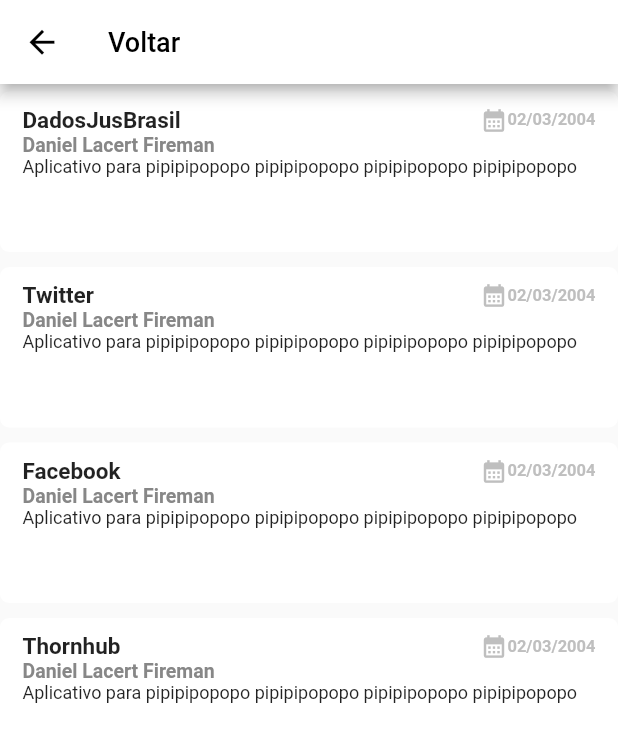
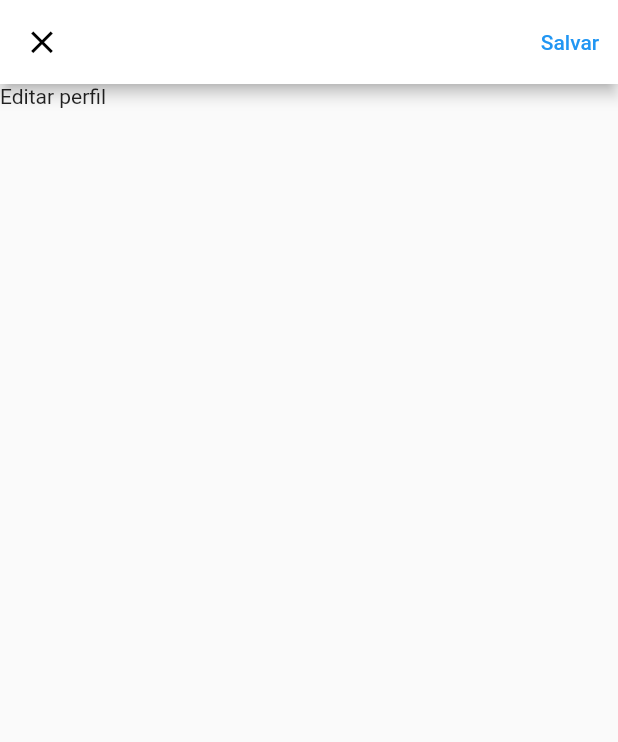
Before and after one commit to mrleonardobrito/inova, a Flutter app: the EditUser screen opened directly, on a phone screen of 412 x 824 dp. Shown: the top 742 px of the screen. Run offline on Flutter 3.47's test engine with Material 2 defaults, Android fonts, the phone set to English and light mode, and no system bars.

Commit message:
modificações pequenas realizadas

```diff
--- a/lib/src/pages/user/edit_user_page.dart
+++ b/lib/src/pages/user/edit_user_page.dart
@@ -11,38 +11,13 @@ class EditUser extends StatefulWidget {
 class _EditUserState extends State<EditUser> {
   @override
   Widget build(BuildContext context) {
-    const projectData = [
-      {
-        "nome": "DadosJusBrasil",
-        "orientador": "Daniel Lacert Fireman",
-        "descricao":
-            'Aplicativo para pipipipopopo pipipipopopo pipipipopopo pipipipopopo',
-        "dataInicio": "02/03/2004",
-      },
-      {
-        "nome": "Twitter",
-        "orientador": "Daniel Lacert Fireman",
-        "descricao":
-            'Aplicativo para pipipipopopo pipipipopopo pipipipopopo pipipipopopo',
-        "dataInicio": "02/03/2004",
-      },
-      {
-        "nome": "Facebook",
-        "orientador": "Daniel Lacert Fireman",
-        "descricao":
-            'Aplicativo para pipipipopopo pipipipopopo pipipipopopo pipipipopopo',
-        "dataInicio": "02/03/2004",
-      },
-      {
-        "nome": "Thornhub",
-        "orientador": "Daniel Lacert Fireman",
-        "descricao":
-            'Aplicativo para pipipipopopo pipipipopopo pipipipopopo pipipipopopo',
-        "dataInicio": "02/03/2004",
-      },
-    ];
     return Scaffold(
         appBar: AppBar(
+          actions: [
+            TextButton(
+                onPressed: (){},
+                child: Text('Salvar'))
+          ],
           leading: TextButton(
             onPressed: () {
               Navigator.push(
@@ -55,82 +30,15 @@ class _EditUserState extends State<EditUser> {
               onPrimary: Colors.white,
             ),
             child: Icon(
-              Icons.arrow_back_sharp,
+              Icons.close,
               color: Colors.black,
               size: 25,
             ),
           ),
-          title: Text(
-            'Voltar',
-            style: TextStyle(color: Colors.black, fontSize: 18),
-          ),
           backgroundColor: Colors.white,
         ),
         body: Container(
-          child: ListView.builder(
-              itemCount: projectData.length,
-              itemBuilder: (context, index) {
-                return Padding(
-                  padding: EdgeInsets.symmetric(vertical: 5),
-                  child: Container(
-                      height: 107,
-                      decoration: BoxDecoration(
-                        borderRadius: BorderRadius.circular(6),
-                        color: Colors.white,
-                      ),
-                      child: Padding(
-                        padding:
-                            EdgeInsets.symmetric(vertical: 10, horizontal: 15),
-                        child: ListView(
-                          children: [
-                            Row(
-                              children: [
-                                Text(
-                                  '${projectData[index]["nome"]}',
-                                  style: TextStyle(
-                                      fontWeight: FontWeight.bold,
-                                      fontSize: 15),
-                                ),
-                                Spacer(),
-                                Row(
-                                  children: [
-                                    Icon(
-                                      Icons.calendar_month,
-                                      size: 18,
-                                      color: Color(0xFFBFBFBF),
-                                    ),
-                                    Text(
-                                      '${projectData[index]["dataInicio"]}',
-                                      style: TextStyle(
-                                        fontWeight: FontWeight.bold,
-                                        fontSize: 11,
-                                        color: Color(0xFFBFBFBF),
-                                      ),
-                                    ),
-                                  ],
-                                ),
-                              ],
-                            ),
-                            Text(
-                              '${projectData[index]["orientador"]}',
-                              style: TextStyle(
-                                fontSize: 13,
-                                color: Color(0xFF878787),
-                                fontWeight: FontWeight.w600,
-                              ),
-                            ),
-                            Text(
-                              '${projectData[index]["descricao"]}',
-                              style: TextStyle(
-                                fontSize: 12,
-                                fontWeight: FontWeight.normal,
-                              ),
-                            ),
-                          ],
-                        ),
-                      )),
-                );
-              }),
+          child: Text('Editar perfil')
         ));
   }
 }
```
Also changed, not shown: lib/src/pages/user/user_page.dart (+14 -10 lines).
